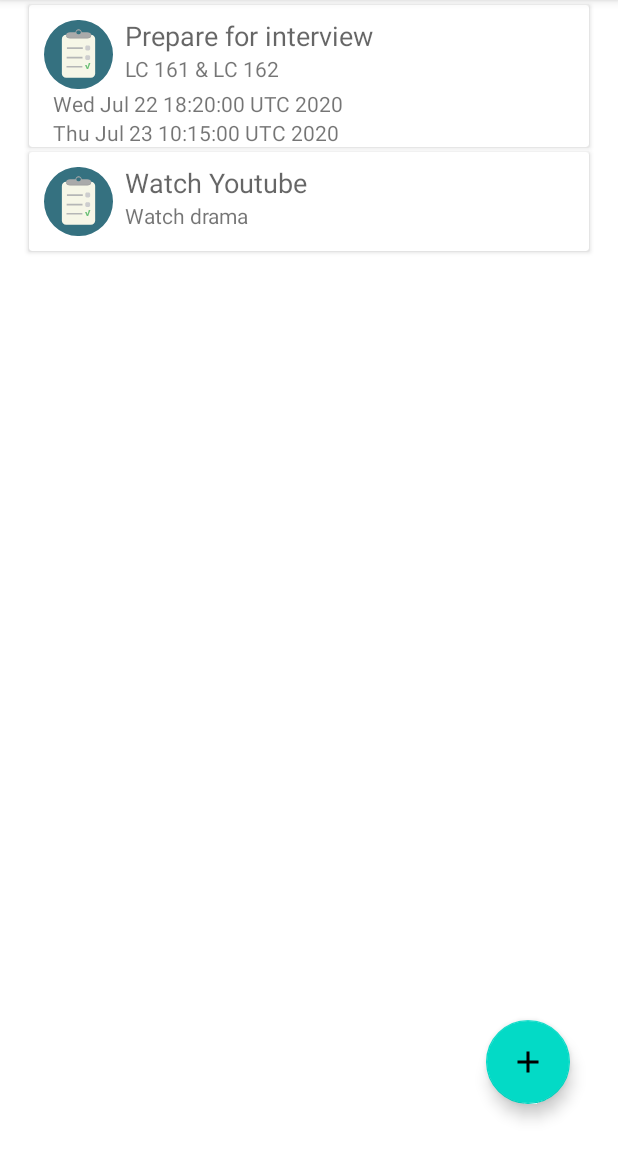
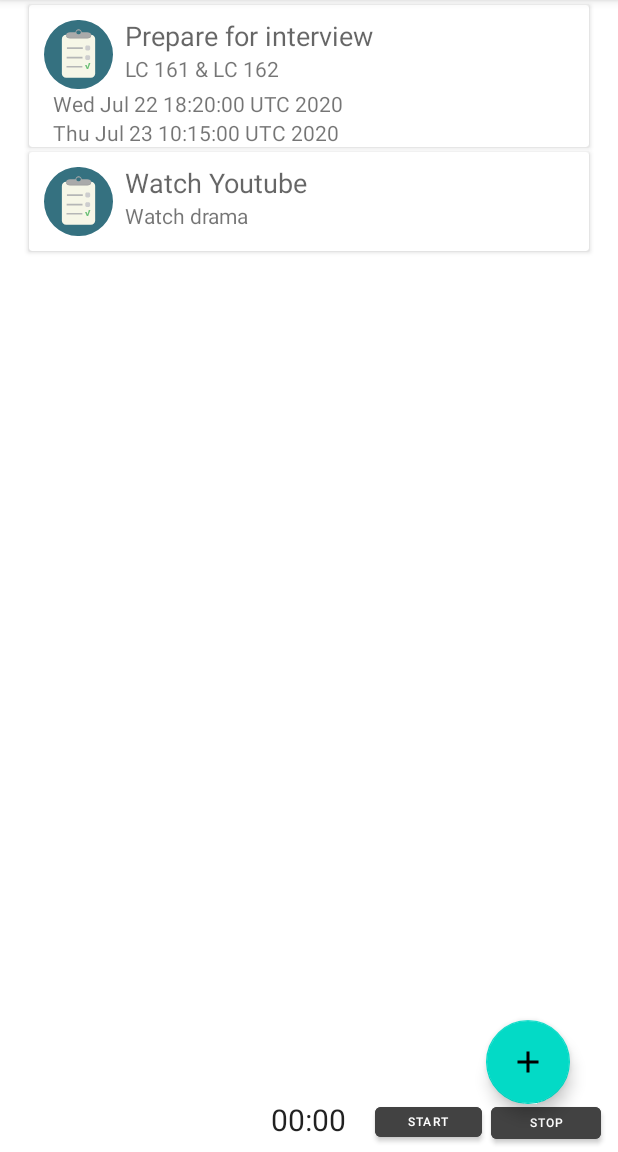
Before and after one commit to richardzhanghub/university-life-assistant, an Android app: the screen it shows after launch (MainActivity), after a tap on "Prepare for interview", on a phone screen of 412 x 824 dp, the part 84-1236 px from its top. Run offline under Robolectric (Android 15) with nearby library versions, the phone set to English and light mode, and no system bars; our stand-ins replace Room's generated code, data binding, navigation-ui.

Commit message:
integrate event list with UI, stopwatch now takes event ID to create timeEntry

```diff
--- a/TimeTracker/app/src/main/java/com/cs446/group18/timetracker/ui/EventListFragment.java
+++ b/TimeTracker/app/src/main/java/com/cs446/group18/timetracker/ui/EventListFragment.java
@@ -16,6 +16,7 @@ import android.widget.Toast;
 import androidx.annotation.NonNull;
 import androidx.annotation.Nullable;
 import androidx.fragment.app.Fragment;
+import androidx.fragment.app.FragmentTransaction;
 import androidx.lifecycle.Observer;
 import androidx.lifecycle.ViewModelProvider;
 import androidx.recyclerview.widget.ItemTouchHelper;
@@ -215,6 +216,12 @@ public class EventListFragment extends Fragment implements EventListAdapter.OnEv
         long eventID = events.get(position).getEventId();
         TimeEntryListViewModelFactory timeEntryListViewModelFactory = InjectorUtils.provideTimeEntryListViewModelFactory((getActivity()));
         TimeEntryViewModel timeEntryViewModel = new ViewModelProvider(this, timeEntryListViewModelFactory).get(TimeEntryViewModel.class);
+        //integration to stopwatch, should be changed later
+        FragmentTransaction ft = getChildFragmentManager().beginTransaction();
+        StopwatchFragment stopwatchFragment = StopwatchFragment.newInstance(eventID);
+        ft.replace(R.id.stopwatch, stopwatchFragment);
+        ft.commit();
+
         timeEntryViewModel.getTimeEntriesByEventID(eventID).observe(getViewLifecycleOwner(), new Observer<List<TimeEntry>>() {
             @Override
             public void onChanged(List<TimeEntry> timeEntries) {
--- a/TimeTracker/app/src/main/java/com/cs446/group18/timetracker/ui/StopwatchFragment.java
+++ b/TimeTracker/app/src/main/java/com/cs446/group18/timetracker/ui/StopwatchFragment.java
@@ -8,32 +8,48 @@ import android.view.View;
 import android.view.ViewGroup;
 import android.widget.Button;
 import android.widget.Chronometer;
-import android.widget.Toast;
 
 import androidx.fragment.app.Fragment;
+import androidx.lifecycle.ViewModelProvider;
 
 import com.cs446.group18.timetracker.R;
+import com.cs446.group18.timetracker.entity.TimeEntry;
+import com.cs446.group18.timetracker.utils.InjectorUtils;
+import com.cs446.group18.timetracker.vm.TimeEntryListViewModelFactory;
+import com.cs446.group18.timetracker.vm.TimeEntryViewModel;
+
+import java.util.Date;
 
 public class StopwatchFragment extends Fragment {
     private long mTimerSoFarInMillis;
     private boolean mTimerRunning;
-    private long pauseOffset;
-    public StopwatchFragment() {
-
+    private long pauseOffset = 0;
+    private Date startTime;
+    private Date endTime;
+    public static StopwatchFragment newInstance(long eventId) {
+        StopwatchFragment stopwatchFragment= new StopwatchFragment();
+        Bundle args = new Bundle();
+        args.putLong("id", eventId);
+        stopwatchFragment.setArguments(args);
+        return stopwatchFragment;
     }
     @Override
     public View onCreateView(LayoutInflater inflater,
                                 ViewGroup container, Bundle savedInstanceState) {
+        TimeEntryListViewModelFactory factory = InjectorUtils.provideTimeEntryListViewModelFactory(getActivity());
+        TimeEntryViewModel viewModel = new ViewModelProvider(this, factory).get(TimeEntryViewModel.class);
+
+        Long eventId = getArguments().getLong("id");
+        Log.w("Id", eventId.toString());
+
         final View rootView = inflater.inflate(R.layout.fragment_stopwatch, container, false);
         final Chronometer chronometer = rootView.findViewById(R.id.chronometer);
-        // when the app got restored calculate the new time and set base
+        startTime = new Date();
         chronometer.setBase(SystemClock.elapsedRealtime());
-        mTimerSoFarInMillis = SystemClock.elapsedRealtime();
         chronometer.setOnChronometerTickListener(new Chronometer.OnChronometerTickListener() {
             @Override
             public void onChronometerTick(Chronometer chronometer) {
                 if ((SystemClock.elapsedRealtime() - chronometer.getBase()) >= 60000) {
-                    // pass a time entry back to store to database to avoid getting shut down
                     String test = Long.toString(SystemClock.elapsedRealtime() - chronometer.getBase());
                     Log.w("Log time entry", test);
                 }
@@ -43,17 +59,44 @@ public class StopwatchFragment extends Fragment {
         final Button mButtonStartPause = rootView.findViewById(R.id.button_start_pause);
         mButtonStartPause.setOnClickListener(v -> {
             if(!mTimerRunning) {
-                Log.w("what is this", "running");
+                mButtonStartPause.setText("Pause");
                 chronometer.setBase(SystemClock.elapsedRealtime() - pauseOffset);
                 chronometer.start();
                 mTimerRunning = true;
             }else{
-                Log.w("what is this", "stopped");
+                mButtonStartPause.setText("Start");
                 chronometer.stop();
                 pauseOffset = SystemClock.elapsedRealtime() - chronometer.getBase();
                 mTimerRunning = false;
             }
         });
+
+        final Button mButtonStop = rootView.findViewById(R.id.button_stop);
+        mButtonStop.setOnClickListener(v -> {
+            if(mTimerRunning) {
+                //if the stopwatch has not yet been paused
+                if(pauseOffset > 0) {
+                    mTimerSoFarInMillis = SystemClock.elapsedRealtime() - chronometer.getBase();
+                }else{
+                    mTimerSoFarInMillis = SystemClock.elapsedRealtime() - pauseOffset - chronometer.getBase();
+                    Log.w("pauseoffset is not larger than 0", Long.toString(mTimerSoFarInMillis));
+                }
+                Log.w("stopped when it is running", Long.toString(mTimerSoFarInMillis));
+            }else{
+                //if the stopwatch is paused
+                mTimerSoFarInMillis = pauseOffset;
+                Log.w("stopped when it is paused", Long.toString(mTimerSoFarInMillis));
+            }
+            mTimerRunning = false;
+            chronometer.stop();
+            endTime = new Date();
+            viewModel.insert(new TimeEntry(eventId, startTime, endTime, mTimerSoFarInMillis));
+
+            mButtonStartPause.setText("Start");
+            pauseOffset = 0;
+            chronometer.setBase(SystemClock.elapsedRealtime());
+
+        });
         return rootView;
     }
 
--- a/TimeTracker/app/src/main/res/layout/fragment_event_list.xml
+++ b/TimeTracker/app/src/main/res/layout/fragment_event_list.xml
@@ -30,4 +30,10 @@
         android:layout_margin="32dp"
         android:src="@drawable/ic_add" />
 
+    <FrameLayout
+        android:id="@+id/stopwatch"
+        android:layout_width="match_parent"
+        android:layout_height="match_parent">
+    </FrameLayout>
+
 </FrameLayout>
--- a/TimeTracker/app/src/main/res/layout/fragment_stopwatch.xml
+++ b/TimeTracker/app/src/main/res/layout/fragment_stopwatch.xml
@@ -1,22 +1,38 @@
 <?xml version="1.0" encoding="utf-8"?>
 <RelativeLayout xmlns:android="http://schemas.android.com/apk/res/android"
-    android:layout_height="match_parent"
-     android:layout_width="match_parent">
+    android:layout_width="match_parent"
+    android:layout_gravity="bottom"
+    android:layout_height="45dp">
 
     <Chronometer
         android:id="@+id/chronometer"
         android:layout_width="wrap_content"
         android:layout_height="wrap_content"
+        android:textSize="20sp"
         android:layout_centerHorizontal="true"
-        android:layout_centerVertical="true"
-        android:textSize="60sp"/>
+        android:layout_marginTop="10dp"/>
 
     <Button
         android:id="@+id/button_start_pause"
-        android:layout_width="116dp"
-        android:layout_height="85dp"
-        android:layout_centerHorizontal="true"
+        android:layout_width="71dp"
+        android:layout_height="32dp"
         android:layout_below="@id/chronometer"
+        android:layout_marginLeft="19dp"
+        android:layout_marginTop="-28dp"
+        android:layout_toRightOf="@id/chronometer"
+        android:backgroundTint="@color/cardview_dark_background"
         android:text="start"
-        />
+        android:textSize="8sp" />
+
+    <Button
+        android:id="@+id/button_stop"
+        android:layout_width="73dp"
+        android:layout_height="33dp"
+        android:layout_below="@id/chronometer"
+        android:layout_marginLeft="6dp"
+        android:layout_marginTop="-28dp"
+        android:layout_toRightOf="@id/button_start_pause"
+        android:backgroundTint="@color/cardview_dark_background"
+        android:text="stop"
+        android:textSize="8sp" />
 </RelativeLayout>
```
